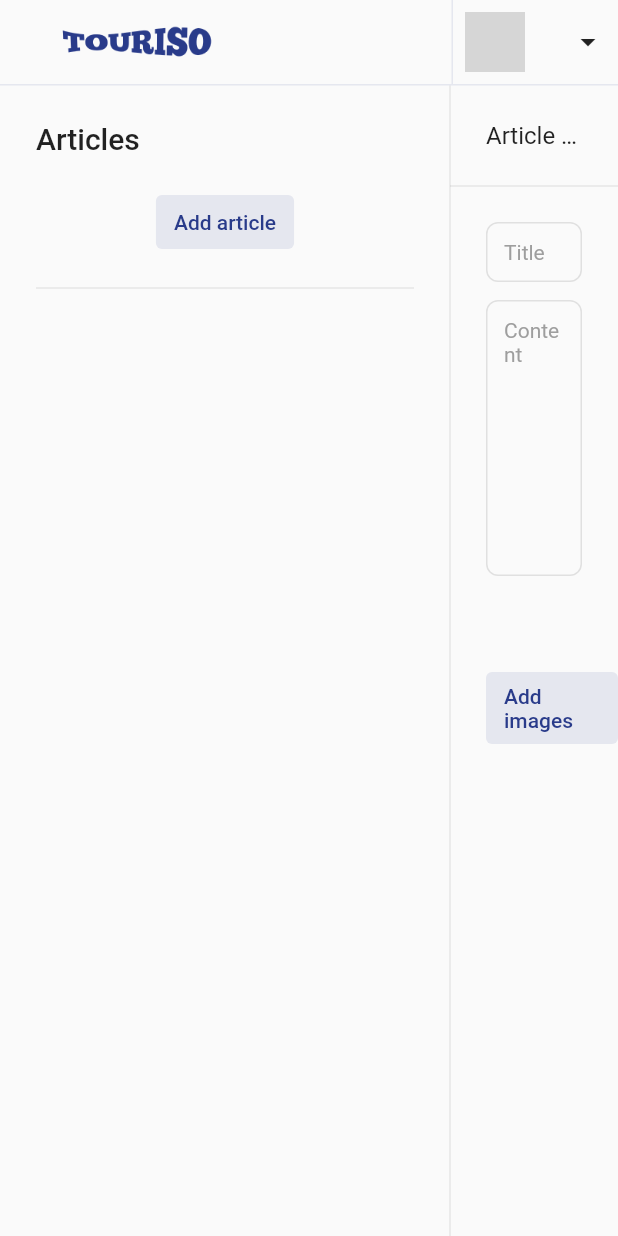
After one commit to mickylarbi/touriso_agent, a Flutter app: the BlogDash screen opened by its route, after a tap on "Add article", on a phone screen of 412 x 824 dp. The commit adds this screen. Run offline on Flutter 3.47's test engine with Material 2 defaults, Android fonts, the light colour scheme and no system bars; our stand-ins replace cloud_firestore, equatable, firebase_auth, firebase_core, firebase_storage, go_router and 3 more; accounts and stored records are empty; network calls fail; statements that could not run were skipped; grey boxes are pictures that could not be loaded.

Commit message:
fix: refactor after flutter upgrade

```diff
--- /dev/null
+++ b/lib/models/article.dart
@@ -0,0 +1,46 @@
+import 'package:cloud_firestore/cloud_firestore.dart';
+import 'package:equatable/equatable.dart';
+
+class Article extends Equatable {
+  final String? id;
+  final DateTime dateTime;
+  final String title;
+  final String content;
+  final List<String> imageUrls;
+  final List<String> siteIds;
+  final List<String> activityIds;
+
+  const Article({
+    this.id,
+    required this.dateTime,
+    required this.title,
+    required this.content,
+    this.imageUrls = const [],
+    this.siteIds = const [],
+    this.activityIds = const [],
+  });
+
+  Article.fromFirebase(Map<String, dynamic> map, String articleId)
+      : id = articleId,
+        dateTime = DateTime.fromMillisecondsSinceEpoch(
+            (map['dateTime'] as Timestamp).millisecondsSinceEpoch),
+        title = map['title'],
+        content = map['map'],
+        imageUrls =
+            (map['imageUrls'] as List).map((e) => e.toString()).toList(),
+        siteIds = (map['siteIds'] as List).map((e) => e.toString()).toList(),
+        activityIds =
+            (map['activityIds'] as List).map((e) => e.toString()).toList();
+
+  Map<String, dynamic> toMap() => {
+        'dateTime': dateTime,
+        'title': title,
+        'content': content,
+        'imageUrls': imageUrls,
+        'siteIds': siteIds,
+        'activityIds': activityIds
+      };
+
+  @override
+  List<Object?> get props => [];
+}
--- a/lib/screens/auth/register_page.dart
+++ b/lib/screens/auth/register_page.dart
@@ -115,11 +115,7 @@ class _RegisterPageState extends State<RegisterPage> {
             builder: (BuildContext context, XFile? value, Widget? child) {
               return Column(
                 children: [
-                  if (value != null)
-                    Image.network(
-                      value.path,
-                      width: 300,
-                    ),
+                  if (value != null) Image.network(value.path, width: 300),
                   const SizedBox(height: 20),
                   TextButton(
                     onPressed: () async {
--- /dev/null
+++ b/lib/screens/home/blog/article_details.dart
@@ -0,0 +1,102 @@
+import 'package:flutter/material.dart';
+import 'package:touriso_agent/models/article.dart';
+import 'package:touriso_agent/screens/home/blog/article_images_manager.dart';
+import 'package:touriso_agent/screens/shared/custom_text_form_field.dart';
+import 'package:touriso_agent/utils/text_styles.dart';
+
+class ArticleDetailsPage extends StatefulWidget {
+  const ArticleDetailsPage({super.key, this.article});
+  final Article? article;
+
+  @override
+  State<ArticleDetailsPage> createState() => _ArticleDetailsPageState();
+}
+
+class _ArticleDetailsPageState extends State<ArticleDetailsPage> {
+  final TextEditingController titleController = TextEditingController();
+  final TextEditingController contentController = TextEditingController();
+  final ValueNotifier<List<String>> imageUrlsNotifier = ValueNotifier([]);
+  final ValueNotifier<List<String>> siteIdsNotifier = ValueNotifier([]);
+  final ValueNotifier<List<String>> activityIdsNotifier = ValueNotifier([]);
+
+  final ValueNotifier<List<String>> buttonEnabledNotifier = ValueNotifier([]);
+
+  @override
+  Widget build(BuildContext context) {
+    //TODO: likes, comments, analytics
+    if (widget.article == null) {
+      return const Center(
+        child: Text(
+          'No details to show',
+          style: TextStyle(color: Colors.grey),
+        ),
+      );
+    }
+
+    bool isNew = widget.article!.id == null;
+
+    return Column(
+      crossAxisAlignment: CrossAxisAlignment.start,
+      children: [
+        Padding(
+          padding: const EdgeInsets.all(24),
+          child: Row(
+            children: [
+              Expanded(
+                child: Text(
+                  'Article details',
+                  style: titleMedium(context),
+                  overflow: TextOverflow.ellipsis,
+                ),
+              ),
+              if (!isNew)
+                TextButton.icon(
+                  onPressed: () {},
+                  style: TextButton.styleFrom(
+                    foregroundColor: Colors.red,
+                    backgroundColor: Colors.red.withOpacity(.2),
+                  ),
+                  icon: const Icon(Icons.delete),
+                  label: const Text('Delete article'),
+                ),
+            ],
+          ),
+        ),
+        const Divider(height: 0),
+        SizedBox(
+          width: 700,
+          child: Padding(
+            padding: const EdgeInsets.all(24),
+            child: Column(
+              children: [
+                CustomTextFormField(
+                  controller: titleController,
+                  hintText: 'Title',
+                ),
+                const SizedBox(height: 12),
+                CustomTextFormField(
+                  controller: contentController,
+                  hintText: 'Content',
+                  minLines: 10,
+                ),
+              ],
+            ),
+          ),
+        ),
+        const SizedBox(height: 40),
+        ArticlesImagesManager(articleId: widget.article!.id),
+      ],
+    );
+  }
+
+  @override
+  void dispose() {
+    titleController.dispose();
+    contentController.dispose();
+    imageUrlsNotifier.dispose();
+    siteIdsNotifier.dispose();
+    activityIdsNotifier.dispose();
+
+    super.dispose();
+  }
+}
--- /dev/null
+++ b/lib/screens/home/blog/article_images_manager.dart
@@ -0,0 +1,35 @@
+import 'package:flutter/material.dart';
+import 'package:image_picker/image_picker.dart';
+
+class ArticlesImagesManager extends StatefulWidget {
+  const ArticlesImagesManager({
+    super.key,
+    required this.articleId,
+  });
+  final String? articleId;
+
+  @override
+  State<ArticlesImagesManager> createState() => _ArticlesImagesManagerState();
+}
+
+class _ArticlesImagesManagerState extends State<ArticlesImagesManager> {
+  final ValueNotifier<List<XFile>> imagesNotifier = ValueNotifier([]);
+
+  @override
+  Widget build(BuildContext context) {
+    return Padding(
+      padding: const EdgeInsets.only(left: 24),
+      child: TextButton(
+        onPressed: () {},
+        child: const Text('Add images'),
+      ),
+    );
+  }
+
+  @override
+  void dispose() {
+    imagesNotifier.dispose();
+
+    super.dispose();
+  }
+}
--- /dev/null
+++ b/lib/screens/home/blog/articles_side_bar.dart
@@ -0,0 +1,75 @@
+import 'package:flutter/material.dart';
+import 'package:touriso_agent/models/article.dart';
+import 'package:touriso_agent/utils/firebase_helper.dart';
+import 'package:touriso_agent/utils/text_styles.dart';
+
+class ArticlesSideBar extends StatelessWidget {
+  const ArticlesSideBar({super.key, required this.selectedArticleNotifier});
+
+  final ValueNotifier<Article?> selectedArticleNotifier;
+
+  @override
+  Widget build(BuildContext context) {
+    return Column(
+      crossAxisAlignment: CrossAxisAlignment.start,
+      children: [
+        Text('Articles', style: titleLarge(context)),
+        const SizedBox(height: 20),
+        Center(
+          child: TextButton(
+            onPressed: () {
+              selectedArticleNotifier.value =
+                  Article(dateTime: DateTime.now(), title: '', content: '');
+            },
+            child: const Text('Add article'),
+          ),
+        ),
+        const SizedBox(height: 20),
+        const Divider(height: 0),
+        Expanded(
+          child: StreamBuilder(
+            stream: articlesCollection.snapshots(),
+            builder: (context, snapshot) {
+              if (snapshot.hasError) {
+                return const Center(child: Text('Something went wrong'));
+              }
+
+              if (snapshot.connectionState == ConnectionState.waiting) {
+                return const Center(
+                    child: CircularProgressIndicator.adaptive());
+              }
+
+              List<Article> articlesMapsList = snapshot.data!.docs
+                  .map((e) => Article.fromFirebase(
+                      e.data() as Map<String, dynamic>, e.id))
+                  .toList();
+
+              return ListView.separated(
+                itemCount: articlesMapsList.length,
+                separatorBuilder: (BuildContext context, int index) {
+                  return const Divider();
+                },
+                itemBuilder: (BuildContext context, int index) {
+                  Article articleMap = articlesMapsList[index];
+
+                  return GestureDetector(
+                    onTap: () {
+                      selectedArticleNotifier.value = articleMap;
+                    },
+                    child: Row(
+                      children: [
+                        Column(
+                          children: [],
+                        ),
+                      ],
+                    ),
+                  );
+                },
+              );
+            },
+          ),
+        ),
+      ],
+    );
+  }
+}
--- /dev/null
+++ b/lib/screens/home/blog/blog_dash.dart
@@ -0,0 +1,155 @@
+import 'package:flutter/material.dart';
+import 'package:go_router/go_router.dart';
+import 'package:touriso_agent/models/article.dart';
+import 'package:touriso_agent/screens/home/blog/article_details.dart';
+import 'package:touriso_agent/screens/home/blog/articles_side_bar.dart';
+import 'package:touriso_agent/utils/colors.dart';
+import 'package:touriso_agent/utils/dialogs.dart';
+import 'package:touriso_agent/utils/firebase_helper.dart';
+import 'package:touriso_agent/utils/text_styles.dart';
+
+class BlogDash extends StatefulWidget {
+  const BlogDash({super.key});
+
+  @override
+  State<BlogDash> createState() => _BlogDashState();
+}
+
+class _BlogDashState extends State<BlogDash> {
+  final GlobalKey<PopupMenuButtonState> _menuKey =
+      GlobalKey<PopupMenuButtonState>();
+
+  final ValueNotifier<Article?> selectedArticleNotifier =
+      ValueNotifier(null);
+
+  @override
+  Widget build(BuildContext context) {
+    return Scaffold(
+      body: Column(
+        children: [
+          Container(
+            decoration: BoxDecoration(
+              border: Border(bottom: BorderSide(color: borderColor)),
+              color: Colors.grey[50],
+            ),
+            child: Row(
+              children: [
+                Image.asset('assets/images/TOURISO 2.png', height: 40),
+                const Spacer(),
+                PopupMenuButton(
+                  key: _menuKey,
+                  itemBuilder: (context) => <PopupMenuEntry>[
+                    const PopupMenuItem(
+                      value: 'Log out',
+                      child: Row(
+                        children: [
+                          Icon(Icons.logout),
+                          SizedBox(width: 20),
+                          Text('Log out'),
+                        ],
+                      ),
+                    ),
+                  ],
+                  onSelected: (value) {
+                    showConfirmationDialog(
+                      context,
+                      message: 'Log out?',
+                      confirmFunction: () async {
+                        await auth.signOut();
+                        context.go('/login');
+                      },
+                    );
+                  },
+                  shape: RoundedRectangleBorder(
+                      borderRadius: BorderRadius.circular(10)),
+                  child: FutureBuilder(
+                    future: writersCollection.doc(uid).get(),
+                    builder: (context, snapshot) {
+                      if (snapshot.hasError) {
+                        return Text(snapshot.error.toString());
+                      }
+
+                      if (snapshot.connectionState == ConnectionState.done) {
+                        Map<String, dynamic> writerMap =
+                            snapshot.data!.data() as Map<String, dynamic>;
+
+                        return InkWell(
+                          onTap: () {
+                            _menuKey.currentState!.showButtonMenu();
+                          },
+                          child: Container(
+                            alignment: Alignment.center,
+                            padding: const EdgeInsets.all(8),
+                            decoration: BoxDecoration(
+                              border:
+                                  Border(left: BorderSide(color: borderColor)),
+                              color: Colors.grey[50],
+                            ),
+                            child: Row(
+                              children: [
+                                if (writerMap['pictureUrl'] != null)
+                                  CircleAvatar(
+                                    backgroundImage:
+                                        NetworkImage(writerMap['pictureUrl']),
+                                    backgroundColor: Colors.grey[200],
+                                  ),
+                                if (writerMap['pictureUrl'] != null)
+                                  const SizedBox(width: 10),
+                                Column(
+                                  crossAxisAlignment: CrossAxisAlignment.start,
+                                  children: [
+                                    Text(writerMap['name']),
+                                    Text(
+                                      writerMap['email'],
+                                      style: bodySmall(context),
+                                    ),
+                                  ],
+                                ),
+                                const SizedBox(width: 20),
+                                const Icon(Icons.arrow_drop_down),
+                              ],
+                            ),
+                          ),
+                        );
+                      }
+
+                      return Container();
+                    },
+                  ),
+                ),
+              ],
+            ),
+          ),
+          Expanded(
+            child: Row(
+              crossAxisAlignment: CrossAxisAlignment.start,
+              children: [
+                Container(
+                  width: 300,
+                  padding: const EdgeInsets.all(24),
+                  child: ArticlesSideBar(
+                      selectedArticleNotifier: selectedArticleNotifier),
+                ),
+                const VerticalDivider(width: 0),
+                Expanded(
+                  child: ValueListenableBuilder(
+                    valueListenable: selectedArticleNotifier,
+                    builder: (context, value, child) {
+                      return ArticleDetailsPage(article: value);
+                    },
+                  ),
+                ),
+              ],
+            ),
+          )
+        ],
+      ),
+    );
+  }
+
+  @override
+  void dispose() {
+    selectedArticleNotifier.dispose();
+    super.dispose();
+  }
+}
--- a/lib/screens/home/services/accomodation/accomodation_space_list.dart
+++ b/lib/screens/home/services/accomodation/accomodation_space_list.dart
@@ -8,7 +8,7 @@ class AccommodationSpaceList extends StatelessWidget {
   @override
   Widget build(BuildContext context) {
     return FutureBuilder(
-      // future: Future,
+      future: Future(() async {}),
       builder: (BuildContext context, AsyncSnapshot snapshot) {
         if (snapshot.hasError) {
           return const Center(child: CustomErrorWidget());
--- a/lib/utils/firebase_helper.dart
+++ b/lib/utils/firebase_helper.dart
@@ -13,7 +13,11 @@ CollectionReference clientsCollection = firestore.collection('clients');
 CollectionReference sitesCollection = firestore.collection('sites');
 CollectionReference activitiesCollection = firestore.collection('activities');
 CollectionReference bookingsCollection = firestore.collection('bookings');
+CollectionReference writersCollection = firestore.collection('writers');
+CollectionReference articlesCollection = firestore.collection('articles');
 
 Reference logosRef(String companyId) => storage.ref('logos/$companyId');
 Reference picturesRef(String clientId) => storage.ref('pictures/$clientId');
+Reference get writerPictureRef => storage.ref('writers/$uid');
 Reference imagesRef(String entityId) => storage.ref(entityId);
+Reference  articlesImagesRef(articleId) => storage.ref('articlesImages/$articleId');
--- a/lib/utils/routes.dart
+++ b/lib/utils/routes.dart
@@ -1,8 +1,10 @@
 // import 'package:cloud_firestore/cloud_firestore.dart';
 import 'package:go_router/go_router.dart';
 import 'package:touriso_agent/screens/auth/auth_shell.dart';
+import 'package:touriso_agent/screens/auth/continue_as_writer.dart';
 import 'package:touriso_agent/screens/auth/login_page.dart';
 import 'package:touriso_agent/screens/auth/register_page.dart';
+import 'package:touriso_agent/screens/home/blog/blog_dash.dart';
 import 'package:touriso_agent/screens/home/chat/chat_screen.dart';
 import 'package:touriso_agent/screens/home/dashboard/dashboard_page.dart';
 import 'package:touriso_agent/screens/home/history/history_page.dart';
@@ -26,6 +28,14 @@ GoRouter goRouter = GoRouter(
         GoRoute(
           path: '/register',
           builder: (context, state) => const RegisterPage(),
+        ),
+        GoRoute(
+          path: '/writer_login',
+          builder: (context, state) => const ContinueAsWriter1(),
+        ),
+        GoRoute(
+          path: '/writer_login_details',
+          builder: (context, state) => const ContinueAsWriter2(),
         ),
       ],
       builder: (context, state, child) => AuthShell(child: child),
@@ -81,7 +91,11 @@ GoRouter goRouter = GoRouter(
     ),
     GoRoute(
       path: '/chat',
-      builder: (context, state) =>  ChatScreen(),
+      builder: (context, state) => ChatScreen(),
+    ),
+    GoRoute(
+      path: '/blog_dash',
+      builder: (context, state) => BlogDash(),
     ),
   ],
   initialLocation: auth.currentUser == null ? '/login' : '/bookings',
```
Also changed, not shown: lib/screens/auth/continue_as_writer.dart (added, +271 -0 lines), lib/screens/auth/login_page.dart (+8 -0 lines), pubspec.lock. Lines whose indentation alone changed are shown as unchanged.
